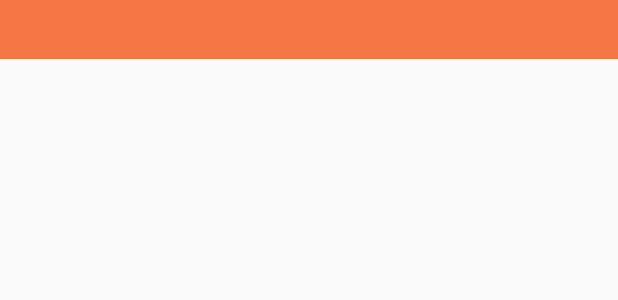
After one commit to rahasak/rahasak, an Android app: the layout custom_toast.xml on its own in the app's theme, with its tools: preview values and no code run, on a phone screen of 412 x 824 dp. The commit adds this screen. Shown: the top 300 px of the screen. Run offline under Robolectric (Android 15) with nearby library versions, the phone set to English and light mode, and no system bars; Roboto replaces fonts that are not available here.

Commit message:
added custom toast

```diff
--- a/app/src/main/java/com/score/chatz/ui/AddUserActivity.java
+++ b/app/src/main/java/com/score/chatz/ui/AddUserActivity.java
@@ -207,7 +207,7 @@ public class AddUserActivity extends BaseActivity {
         dbSource.createPermissionsForUser(senz);
         dbSource.createConfigurablePermissionsForUser(senz);
 
-        ActivityUtils.showToast("Successfully added " + editTextUserId.getText().toString().trim(), this);
+        ActivityUtils.showCustomToast("Successfully added " + editTextUserId.getText().toString().trim(), this);
         editTextUserId.setText("");
 
         this.goBackToHome();
--- a/app/src/main/java/com/score/chatz/ui/ChatActivity.java
+++ b/app/src/main/java/com/score/chatz/ui/ChatActivity.java
@@ -527,13 +527,13 @@ public class ChatActivity extends AppCompatActivity implements View.OnClickListe
                 if (isServiceBound) {
                     senzService.send(senz);
                 } else {
-                    ActivityUtils.showToast("Failed to connected to service.", this);
+                    ActivityUtils.showCustomToast("Failed to connected to service.", this);
                 }
             } catch (RemoteException e) {
                 e.printStackTrace();
             }
         } else {
-            ActivityUtils.showToast("No network connection available.", this);
+            ActivityUtils.showCustomToast("No network connection available.", this);
         }
     }
 
--- a/app/src/main/java/com/score/chatz/ui/RegistrationActivity.java
+++ b/app/src/main/java/com/score/chatz/ui/RegistrationActivity.java
@@ -124,7 +124,7 @@ public class RegistrationActivity extends BaseActivity {
                 }
             });
         } catch (InvalidInputFieldsException e) {
-            ActivityUtils.showToast("Invalid username", this);
+            ActivityUtils.showCustomToast("Invalid username", this);
             e.printStackTrace();
         }
     }
@@ -177,7 +177,7 @@ public class RegistrationActivity extends BaseActivity {
             ActivityUtils.cancelProgressDialog();
             String msg = senz.getAttributes().get("status");
             if (msg != null && msg.equalsIgnoreCase("600")) {
-                ActivityUtils.showToast("Successfully registered", this);
+                ActivityUtils.showCustomToast("Successfully registered", this);
                 // save user
                 // navigate home
                 PreferenceUtils.saveUser(this, registeringUser);
--- /dev/null
+++ b/app/src/main/res/layout/custom_toast.xml
@@ -0,0 +1,16 @@
+<?xml version="1.0" encoding="utf-8"?>
+<LinearLayout xmlns:android="http://schemas.android.com/apk/res/android"
+    android:orientation="vertical" android:layout_width="match_parent"
+    android:layout_height="match_parent">
+
+    <TextView
+        android:layout_width="match_parent"
+        android:layout_height="wrap_content"
+        android:id="@+id/text"
+        android:background="@color/colorPrimary"
+        android:textColor="@color/white"
+        android:textAlignment="center"
+        android:padding="10dp"
+        android:layout_marginBottom="50dp"/>
+
+</LinearLayout>
```
Also changed, not shown: app/src/main/java/com/score/chatz/ui/BaseActivity.java (+4 -4 lines), app/src/main/java/com/score/chatz/utils/ActivityUtils.java (+17 -0 lines).
